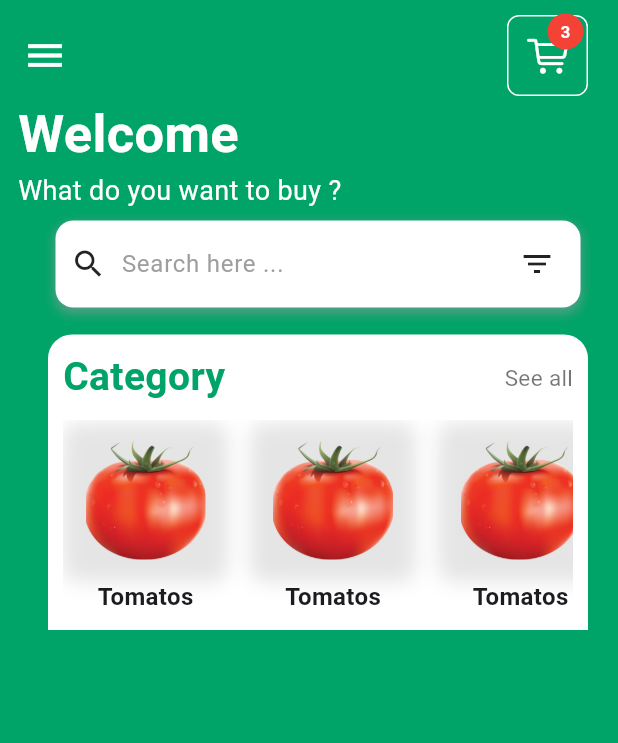
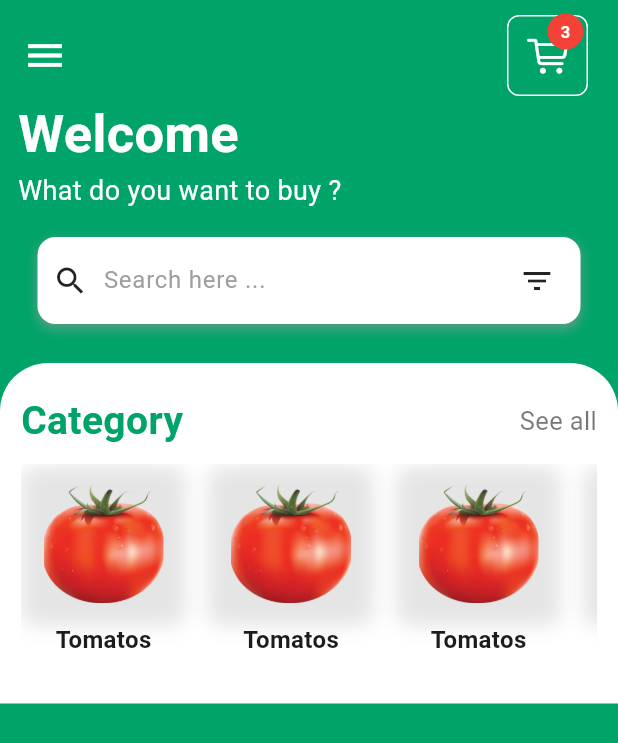
Before and after one commit to ayhem8hamdi/Shop_App, a Flutter app: the HomeScreen screen opened by its route, on a phone screen of 412 x 824 dp. Shown: the top 743 px of the screen. Run offline on Flutter 3.47's test engine with Material 3 defaults, Android fonts, the phone set to English and light mode, and no system bars; our stand-ins replace dio.

Commit message:
Home Screen Refactor

```diff
--- a/lib/Views/home_screen.dart
+++ b/lib/Views/home_screen.dart
@@ -1,11 +1,9 @@
-import 'package:flutter/cupertino.dart';
 import 'package:flutter/material.dart';
-import 'package:flutter/widgets.dart';
-import 'package:shopp_app/Widgets/category_item_builder.dart';
 
 import 'package:shopp_app/Widgets/custom_appbar.dart';
-import 'package:shopp_app/Widgets/custom_category_item.dart';
 import 'package:shopp_app/Widgets/custom_search_bar.dart';
+import 'package:shopp_app/Widgets/home_body.dart';
+import 'package:shopp_app/Widgets/home_screen_titles.dart';
 import 'package:shopp_app/constants.dart';
 
 class HomeScreen extends StatelessWidget {
@@ -16,84 +14,26 @@ class HomeScreen extends StatelessWidget {
   Widget build(BuildContext context) {
     return Scaffold(
       backgroundColor: kPrimaryColor,
-      body: SafeArea(
+      body: const SafeArea(
         child: SingleChildScrollView(
           child: Column(
             crossAxisAlignment: CrossAxisAlignment.start,
             children: [
-              const CustomAppBar(),
-              Container(
-                padding: const EdgeInsets.only(left: 12),
-                child: Column(
+              CustomAppBar(),
+              Column(
                 crossAxisAlignment: CrossAxisAlignment.start,
                 children: [
-                    const Text(
-                      'Welcome',
-                      style: TextStyle(
-                          fontWeight: FontWeight.bold,
-                          fontSize: 35,
-                          color: Colors.white),
+                  HomeHeaders(),
+                  SizedBox(
+                    height: 18,
                   ),
-                    const Text(
-                      'What do you want to buy ?',
-                      style: TextStyle(fontSize: 18, color: Colors.white),
+                  CustomSearchBar(),
+                  SizedBox(
+                    height: 26,
                   ),
-                    const SizedBox(
-                      height: 7,
-                    ),
-                    const CustomSearchBar(),
-                    const SizedBox(
-                      height: 8,
-                    ),
-                    Container(
-                      padding: const EdgeInsets.symmetric(horizontal: 10),
-                      width: double.infinity,
-                      margin: const EdgeInsets.symmetric(
-                          horizontal: 20, vertical: 10),
-                      decoration: const BoxDecoration(
-                        color: Colors.white,
-                        borderRadius: BorderRadius.only(
-                          topLeft: Radius.circular(16),
-                          topRight: Radius.circular(16),
-                        ),
-                      ),
-                      child: Column(
-                        crossAxisAlignment: CrossAxisAlignment.start,
-                        children: [
-                          const SizedBox(
-                            height: 10,
-                          ),
-                          Row(
-                            mainAxisAlignment: MainAxisAlignment.spaceBetween,
-                            children: [
-                              Text(
-                                'Category',
-                                style: TextStyle(
-                                  color: kPrimaryColor,
-                                  fontSize: 26,
-                                  fontWeight: FontWeight.bold,
-                                ),
-                              ),
-                              const Text(
-                                'See all',
-                                style: TextStyle(
-                                  color: Colors.black54,
-                                  fontSize: 15,
-                                ),
-                              ),
+                  HomeBody()
                 ],
               ),
-                          const SizedBox(height: 10),
-                          const SizedBox(
-                            height: 140,
-                            child: CustomListViewBuilder(),
-                          ),
-                        ],
-                      ),
-                    )
-                  ],
-                ),
-              )
             ],
           ),
         ),
--- /dev/null
+++ b/lib/Widgets/home_body.dart
@@ -0,0 +1,52 @@
+import 'package:flutter/material.dart';
+import 'package:shopp_app/Widgets/category_item_builder.dart';
+import 'package:shopp_app/constants.dart';
+
+class HomeBody extends StatelessWidget {
+  const HomeBody({super.key});
+
+  @override
+  Widget build(BuildContext context) {
+    return Container(
+      padding: const EdgeInsets.symmetric(horizontal: 14, vertical: 20),
+      width: double.infinity,
+      decoration: const BoxDecoration(
+        color: Colors.white,
+        borderRadius: BorderRadius.only(
+          topLeft: Radius.circular(32),
+          topRight: Radius.circular(32),
+        ),
+      ),
+      child: Column(
+        crossAxisAlignment: CrossAxisAlignment.start,
+        children: [
+          Row(
+            mainAxisAlignment: MainAxisAlignment.spaceBetween,
+            children: [
+              Text(
+                'Category',
+                style: TextStyle(
+                  color: kPrimaryColor,
+                  fontSize: 26,
+                  fontWeight: FontWeight.bold,
+                ),
+              ),
+              const Text(
+                'See all',
+                style: TextStyle(
+                  color: Colors.black54,
+                  fontSize: 17,
+                ),
+              ),
+            ],
+          ),
+          const SizedBox(height: 10),
+          const SizedBox(
+            height: 140,
+            child: CustomListViewBuilder(),
+          ),
+        ],
+      ),
+    );
+  }
+}
--- /dev/null
+++ b/lib/Widgets/home_screen_titles.dart
@@ -0,0 +1,27 @@
+import 'package:flutter/material.dart';
+
+class HomeHeaders extends StatelessWidget {
+  const HomeHeaders({super.key});
+
+  @override
+  Widget build(BuildContext context) {
+    return Container(
+      padding: const EdgeInsets.only(left: 12),
+      child: const Column(
+        mainAxisAlignment: MainAxisAlignment.start,
+        crossAxisAlignment: CrossAxisAlignment.start,
+        children: [
+          Text(
+            'Welcome',
+            style: TextStyle(
+                fontWeight: FontWeight.bold, fontSize: 35, color: Colors.white),
+          ),
+          Text(
+            'What do you want to buy ?',
+            style: TextStyle(fontSize: 18, color: Colors.white),
+          ),
+        ],
+      ),
+    );
+  }
+}
```
Lines whose indentation alone changed are shown as unchanged.
